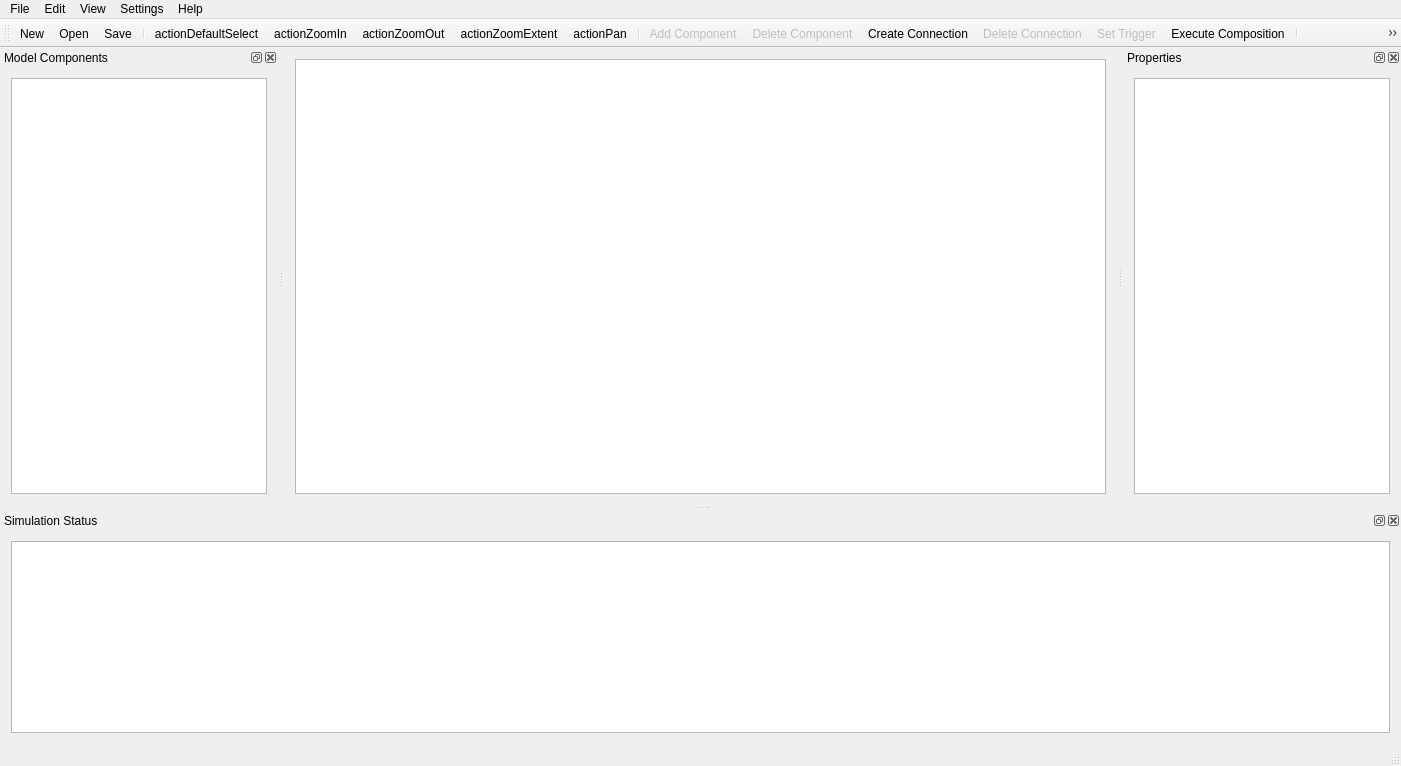
Old version of the form forms/hydrocouplecomposer.ui in the repository HydroCouple/HydroCoupleComposer.
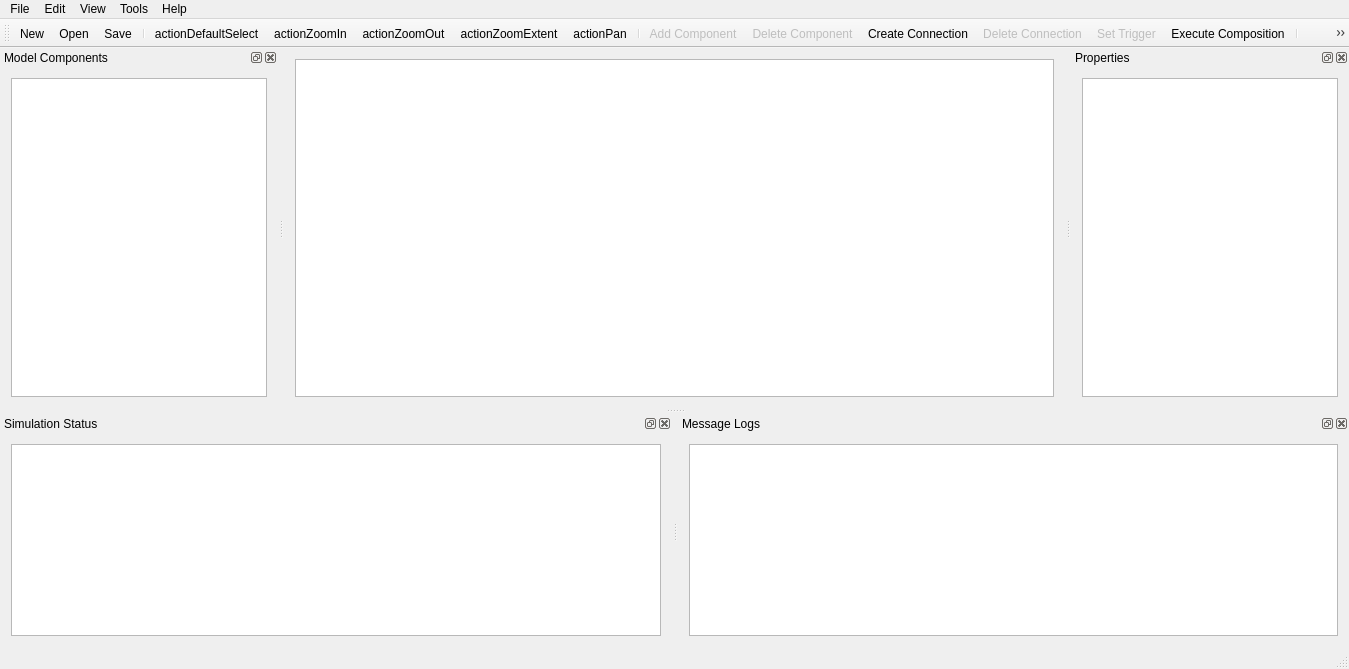
New version of the form. Icons and pictures are not drawn. Custom widgets are drawn as their Qt base class.

Patch:
```diff
--- a/forms/hydrocouplecomposer.ui
+++ b/forms/hydrocouplecomposer.ui
@@ -6,8 +6,8 @@
    <rect>
     <x>0</x>
     <y>0</y>
-    <width>1401</width>
-    <height>766</height>
+    <width>1349</width>
+    <height>669</height>
    </rect>
   </property>
   <property name="acceptDrops">
@@ -35,7 +35,7 @@
     <rect>
      <x>0</x>
      <y>0</y>
-     <width>1401</width>
+     <width>1349</width>
      <height>22</height>
     </rect>
    </property>
@@ -77,16 +77,16 @@
      <string>Help</string>
     </property>
    </widget>
-   <widget class="QMenu" name="menuSettings">
+   <widget class="QMenu" name="menuTools">
     <property name="title">
-     <string>Settings</string>
+     <string>Tools</string>
     </property>
     <addaction name="actionClearAllSettings"/>
    </widget>
    <addaction name="menuFile"/>
    <addaction name="menuEdit"/>
    <addaction name="menuView"/>
-   <addaction name="menuSettings"/>
+   <addaction name="menuTools"/>
    <addaction name="menuHelp"/>
   </widget>
   <widget class="QToolBar" name="toolBarMain">
@@ -243,6 +243,28 @@
     </layout>
    </widget>
   </widget>
+  <widget class="QDockWidget" name="dockWidgetMessageLogs">
+   <property name="windowTitle">
+    <string>Message Logs</string>
+   </property>
+   <attribute name="dockWidgetArea">
+    <number>8</number>
+   </attribute>
+   <widget class="QWidget" name="dockWidgetContents">
+    <layout class="QHBoxLayout" name="horizontalLayout_3">
+     <item>
+      <widget class="QTextEdit" name="textEdit">
+       <property name="contextMenuPolicy">
+        <enum>Qt::ActionsContextMenu</enum>
+       </property>
+       <property name="readOnly">
+        <bool>true</bool>
+       </property>
+      </widget>
+     </item>
+    </layout>
+   </widget>
+  </widget>
   <action name="actionNew">
    <property name="icon">
     <iconset resource="../resources/hydrocouplecomposer.qrc">
```
Left out of the diff: 56 changed lines with no effect on the pictures.
